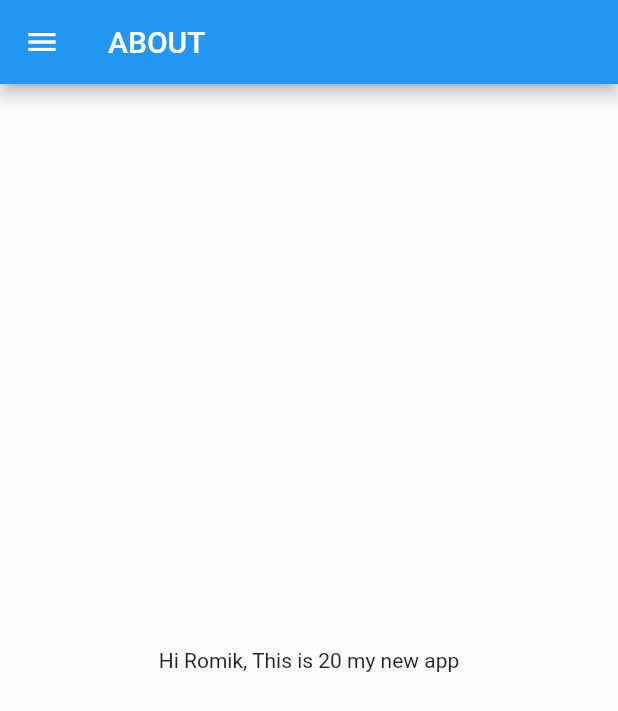
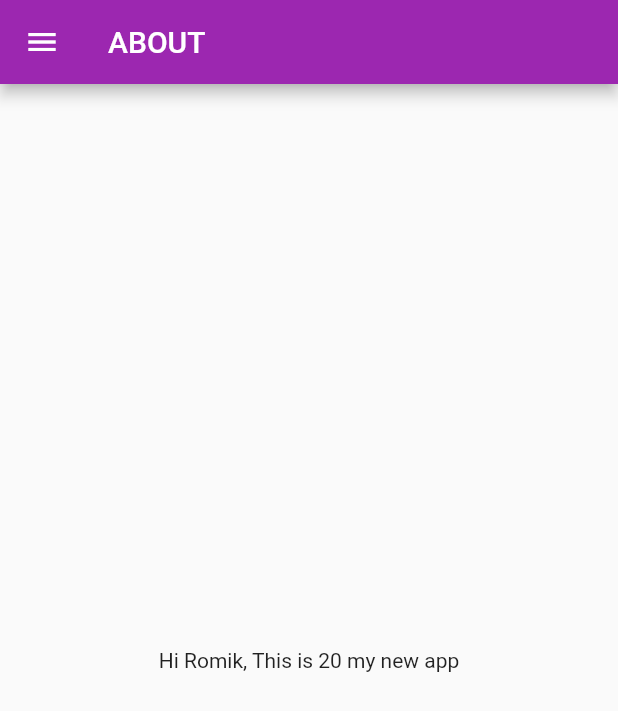
Before and after one commit to Romik-1305/Flutter_new_app, a Flutter app: the screen it shows after launch, on a phone screen of 412 x 824 dp. Shown: the top 711 px of the screen. Run offline on Flutter 3.47's test engine with Material 2 defaults, Android fonts, the phone set to English and light mode, and no system bars.

Commit message:
Day3 completed

```diff
--- a/lib/main.dart
+++ b/lib/main.dart
@@ -1,5 +1,7 @@
+import 'package:flutter/material.dart';
 import 'package:flutter/material.dart.';
-import 'package:flutter_app_1/home_page.dart';
+import 'package:flutter_app_1/pages/home_page.dart';
+import 'package:flutter_app_1/pages/login_page.dart';
 
 void main() {
   runApp(MyApp());
@@ -11,7 +13,15 @@ class MyApp extends StatelessWidget {
   @override
   Widget build(BuildContext context) {
     return MaterialApp(
-      home: HomePage(),
+      themeMode: ThemeMode.light,
+      theme: ThemeData(primarySwatch: Colors.purple),
+      darkTheme: ThemeData(brightness: Brightness.dark),
+      initialRoute: "/home",
+      routes: {
+        "/": (context) => LoginPage(),
+        "/home": (context) => HomePage(),
+        "/login": (context) => LoginPage(),
+      },
     );
   }
 }
--- a/pubspec.yaml
+++ b/pubspec.yaml
@@ -3,7 +3,7 @@ description: A new Flutter project.
 
 # The following line prevents the package from being accidentally published to
 # pub.dev using `flutter pub publish`. This is preferred for private packages.
-publish_to: 'none' # Remove this line if you wish to publish to pub.dev
+publish_to: "none" # Remove this line if you wish to publish to pub.dev
 
 # The following defines the version and build number for your application.
 # A version number is three numbers separated by dots, like 1.2.43
@@ -30,7 +30,6 @@ dependencies:
   flutter:
     sdk: flutter
 
-
   # The following adds the Cupertino Icons font to your application.
   # Use with the CupertinoIcons class for iOS style icons.
   cupertino_icons: ^1.0.2
@@ -51,7 +50,6 @@ dev_dependencies:
 
 # The following section is specific to Flutter.
 flutter:
-
   # The following line ensures that the Material Icons font is
   # included with your application, so that you can use the icons in
   # the material Icons class.
```
Also changed, not shown: lib/pages/login_page.dart (added, +21 -0 lines), lib/pages/home_page.dart (renamed from lib/home_page.dart).
